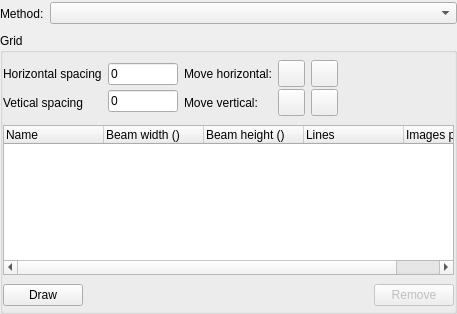
This is Bricks/widgets/ui_files/Qt4_advanced_methods_layout.ui in mxcube/mxcubeqt as Qt 5 draws it before an edit. The edited form follows.
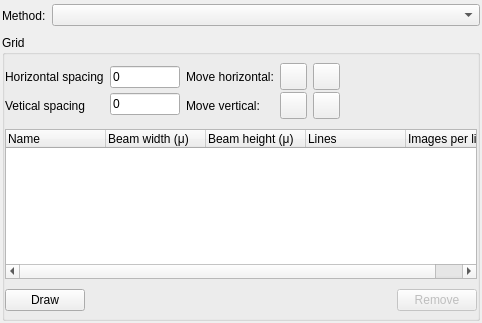
This is the edited form. Icons and pictures are not drawn.

Diff of the .ui file:
```diff
--- a/Bricks/widgets/ui_files/Qt4_advanced_methods_layout.ui
+++ b/Bricks/widgets/ui_files/Qt4_advanced_methods_layout.ui
@@ -6,8 +6,8 @@
    <rect>
     <x>0</x>
     <y>0</y>
-    <width>457</width>
-    <height>314</height>
+    <width>482</width>
+    <height>323</height>
    </rect>
   </property>
   <property name="sizePolicy">
@@ -42,14 +42,8 @@
        <property name="spacing">
         <number>6</number>
        </property>
-       <property name="leftMargin">
-        <number>0</number>
-       </property>
-       <property name="topMargin">
-        <number>0</number>
-       </property>
-       <property name="rightMargin">
-        <number>0</number>
+       <property name="margin">
+        <number>2</number>
        </property>
        <item>
         <layout class="QHBoxLayout" name="horizontalLayout">
@@ -387,12 +381,12 @@
             </column>
             <column>
              <property name="text">
-              <string>Beam width ()</string>
+              <string>Beam width (μ)</string>
              </property>
             </column>
             <column>
              <property name="text">
-              <string>Beam height ()</string>
+              <string>Beam height (μ)</string>
              </property>
             </column>
             <column>
```
